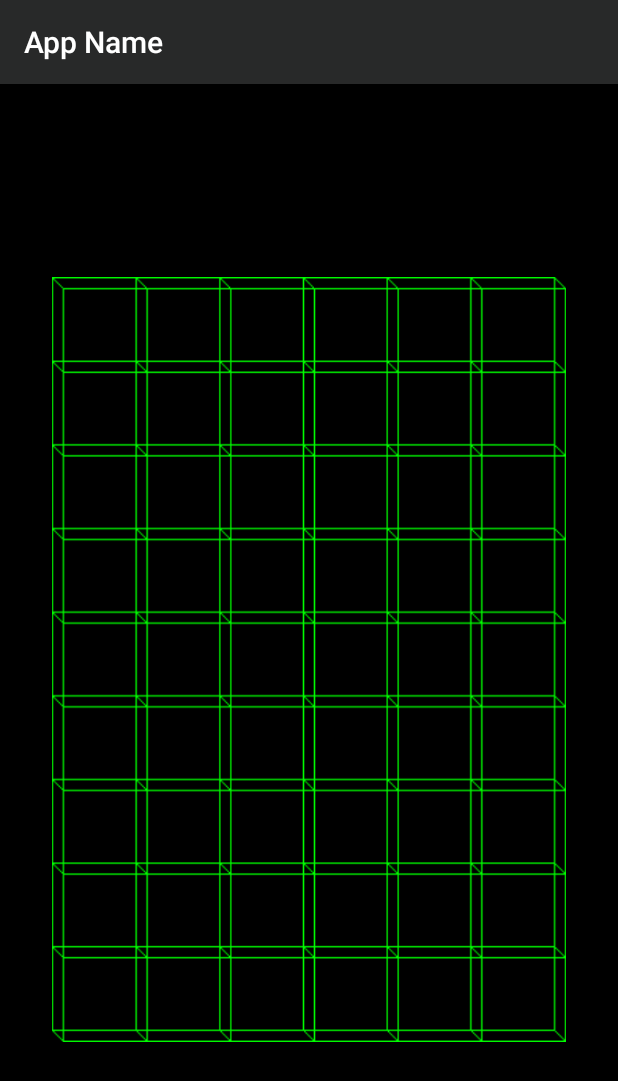
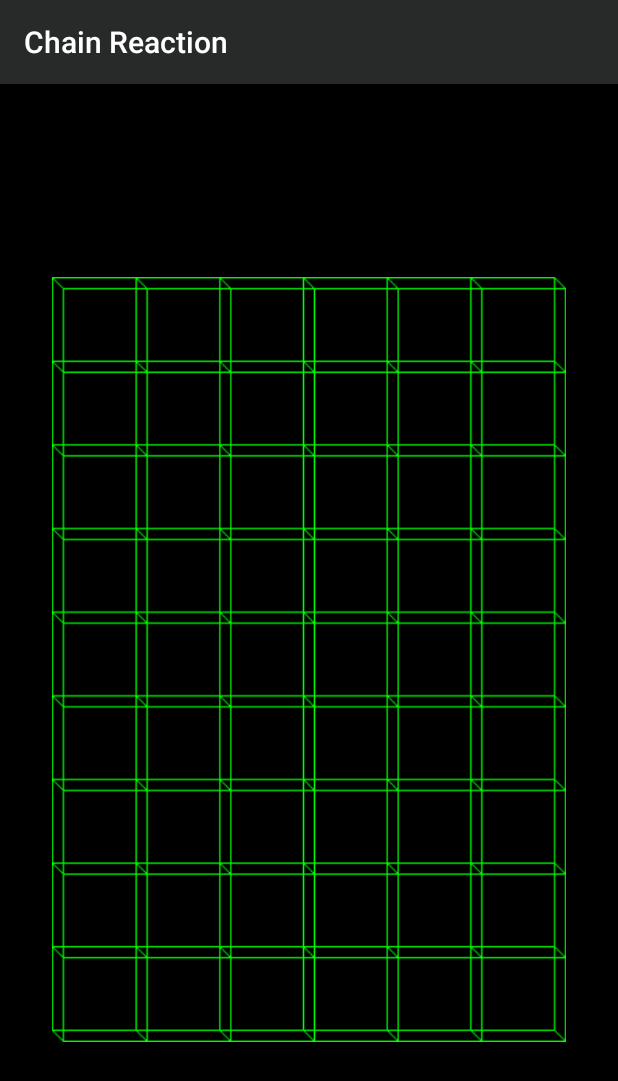
Before and after one commit to ShahzebAnsari/ChainReaction, an Android app: the screen it shows after launch (MainActivity), on a phone screen of 412 x 824 dp. Shown: the top 1081 px of the screen. Run offline under Robolectric (Android 15) with nearby library versions, the phone set to English and light mode, and no system bars.

Commit message:
Third commit!!

```diff
--- a/app/src/main/java/com/example/shahzeb/chainreaction/MainActivity.java
+++ b/app/src/main/java/com/example/shahzeb/chainreaction/MainActivity.java
@@ -357,7 +357,7 @@ public class MainActivity extends AppCompatActivity {
     protected void onCreate(Bundle savedInstanceState) {
         super.onCreate(savedInstanceState);
         setContentView(R.layout.activity_main);
-        setTitle("App Name");
+
 
 
         gridLayout=(GridLayout)findViewById(R.id.gridLayout);
```
